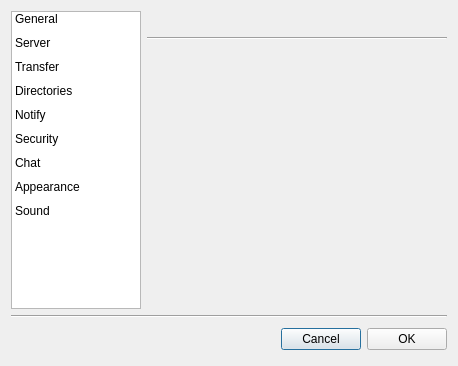
RetroShare/RetroShare, file retroshare-gui/src/gui/settings/settings.ui: the form before one commit.
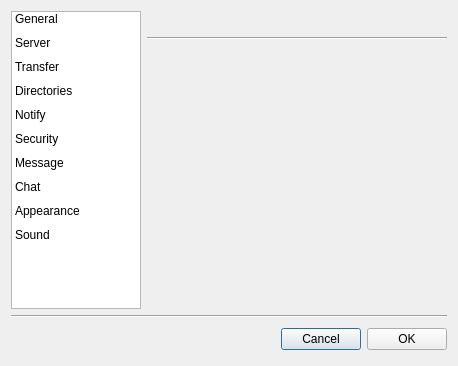
The form after the commit. Icons and pictures are not drawn.

Commit message: Added Message settings Page

Diff of the .ui file:
```diff
--- a/retroshare-gui/src/gui/settings/settings.ui
+++ b/retroshare-gui/src/gui/settings/settings.ui
@@ -131,6 +131,15 @@
         <normaloff>:/images/encrypted32.png</normaloff>:/images/encrypted32.png</iconset>
       </property>
      </item>
+     <item>
+      <property name="text">
+       <string>Message</string>
+      </property>
+      <property name="icon">
+       <iconset resource="../images.qrc">
+        <normaloff>:/images/evolution.png</normaloff>:/images/evolution.png</iconset>
+      </property>
+     </item>
      <item>
       <property name="text">
        <string>Chat</string>
```
The commit also changes 6 other files.
